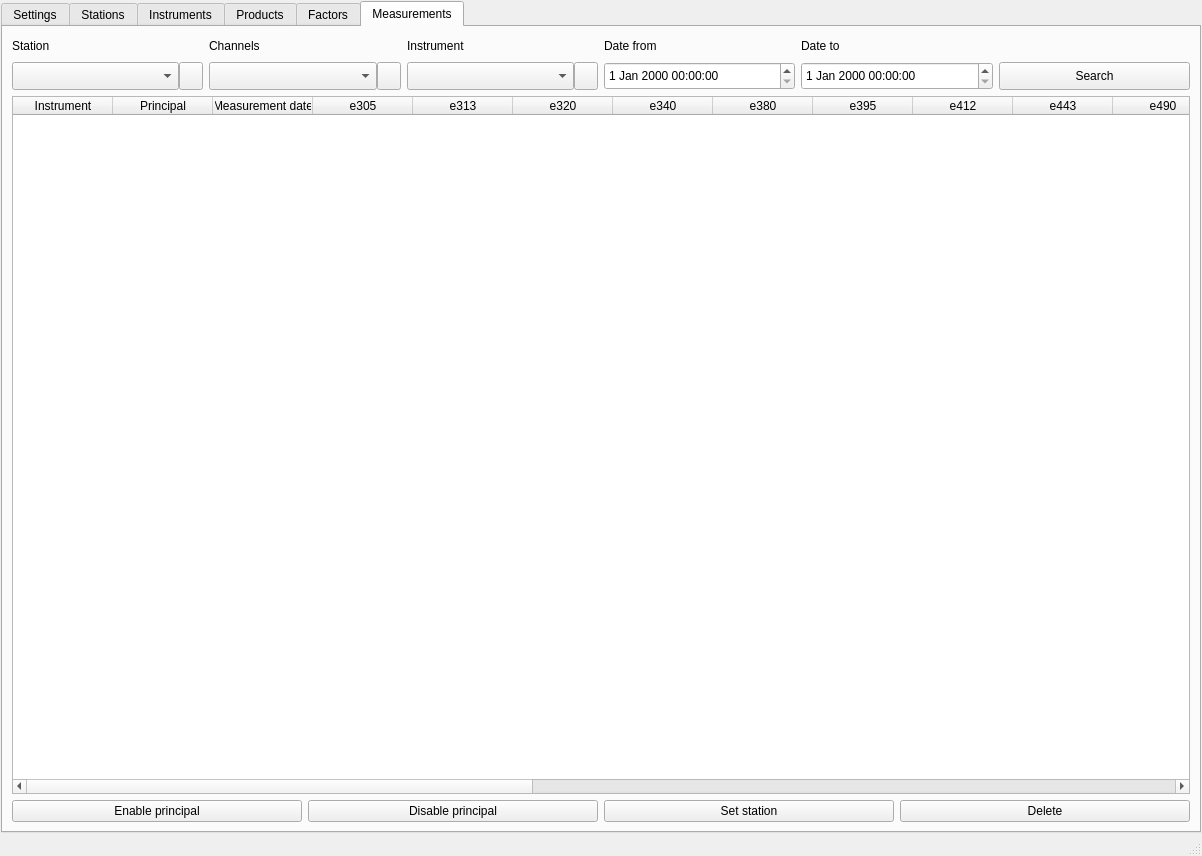
DSA-NO/uvman, file uvman.ui: the form before one commit.
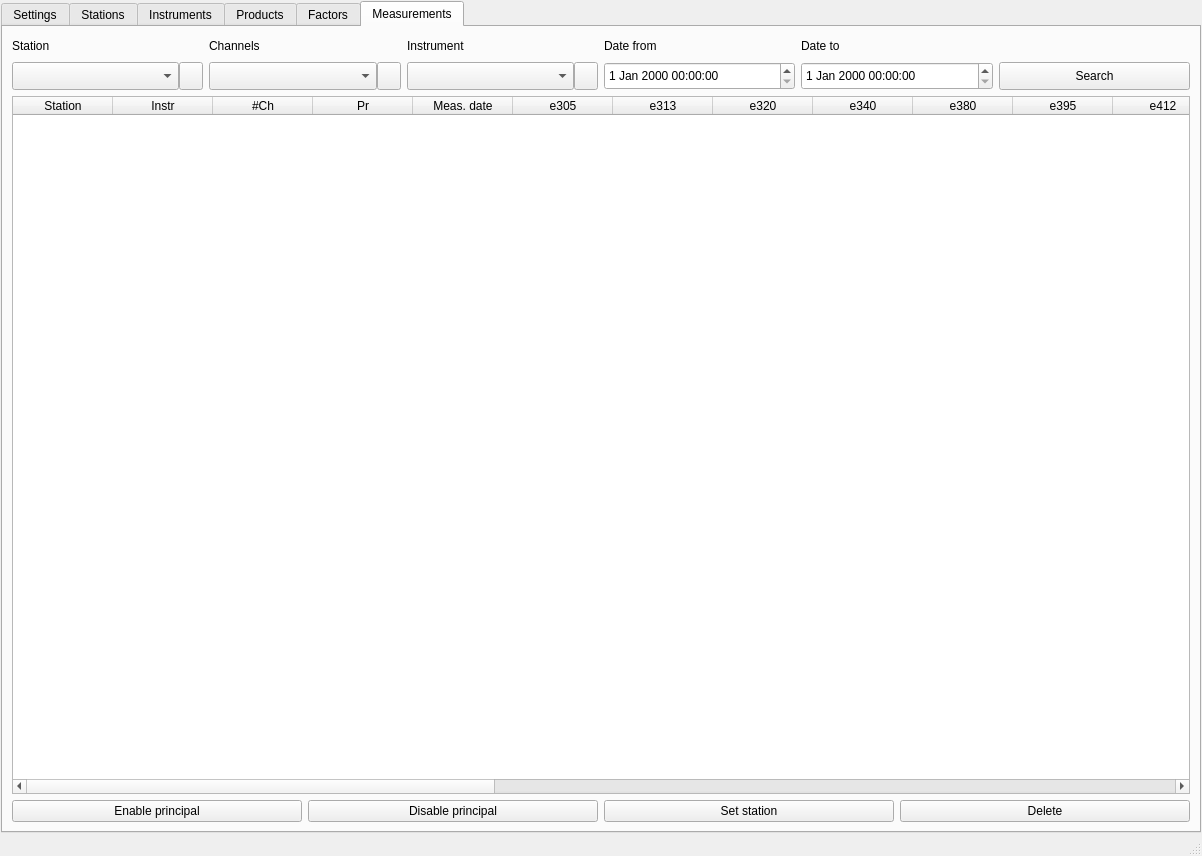
The form after the commit.

Commit message: Added fields to measurements

```diff
--- a/uvman.ui
+++ b/uvman.ui
@@ -1160,17 +1160,27 @@
           </attribute>
           <column>
            <property name="text">
-            <string>Instrument</string>
+            <string>Station</string>
            </property>
           </column>
           <column>
            <property name="text">
-            <string>Principal</string>
+            <string>Instr</string>
            </property>
           </column>
           <column>
            <property name="text">
-            <string>Measurement date</string>
+            <string>#Ch</string>
+           </property>
+          </column>
+          <column>
+           <property name="text">
+            <string>Pr</string>
+           </property>
+          </column>
+          <column>
+           <property name="text">
+            <string>Meas. date</string>
            </property>
           </column>
           <column>
```
The commit also changes 1 other file.
